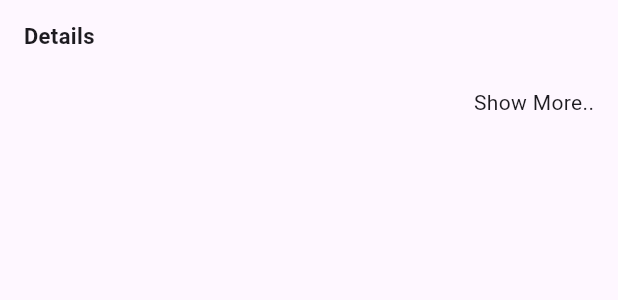
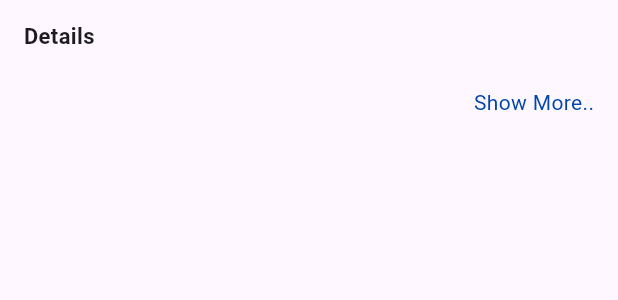
Before and after one commit to zaman-pallob/tr_store, a Flutter app: the ProductInfo widget shown alone on an empty page, opened directly, on a phone screen of 412 x 824 dp. Shown: the top 300 px of the screen. Run offline on Flutter 3.47's test engine with Material 3 defaults, Android fonts, the phone set to English and light mode, and no system bars; drawn by our look-alikes of expandable; our stand-ins replace cached_network_image, carousel_slider, dio, flutter_screenutil, fluttertoast, rxdart and 1 more; network calls fail.

Commit message:
changes on show more color

```diff
--- a/lib/core/app_components/app_colors.dart
+++ b/lib/core/app_components/app_colors.dart
@@ -18,4 +18,5 @@ class AppColors {
   static Color shimmerbase = Colors.grey.shade500;
   static Color shimmerhighlighted = Colors.grey.shade700;
   static Color secondary = Color(0xFFF9F9F9);
+  static const Color blue_cobalt = Color(0xFF0047AB);
 }
--- a/lib/view/product_details/component/product_info.dart
+++ b/lib/view/product_details/component/product_info.dart
@@ -2,6 +2,7 @@ import 'package:expandable/expandable.dart';
 import 'package:flutter/material.dart';
 import 'package:flutter_screenutil/flutter_screenutil.dart';
 import 'package:provider/provider.dart';
+import 'package:tr_store/core/app_components/app_colors.dart';
 import 'package:tr_store/core/app_components/app_string.dart';
 import 'package:tr_store/providers/product_details/product_detailsprovider.dart';
 
@@ -46,9 +47,12 @@ class ProductInfo extends StatelessWidget {
                                       style: TextStyle(fontSize: 13.sp)),
                                 ),
                               ),
-                              Text(controller!.expanded
-                                  ? "Show less"
-                                  : "Show More.."),
+                              Text(
+                                controller!.expanded
+                                    ? "Show less"
+                                    : "Show More..",
+                                style: TextStyle(color: AppColors.blue_cobalt),
+                              ),
                             ],
                           ),
                         ),
```
